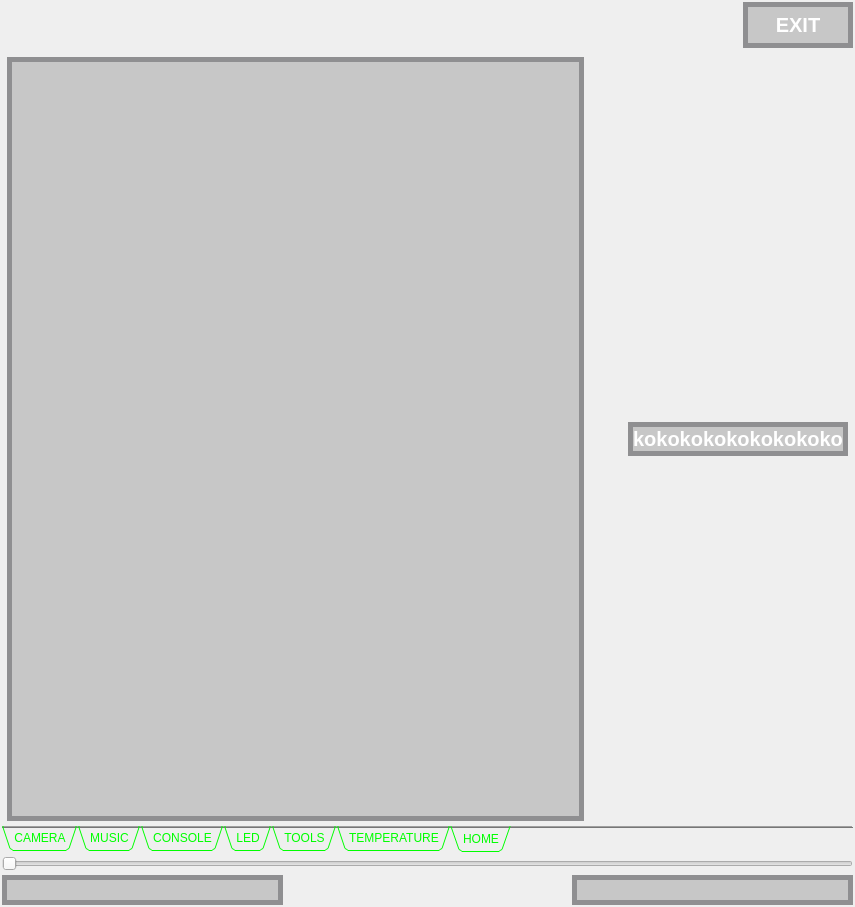
Old version of the form iDom_Client/idom_client.ui in the repository cyniu88/QT_kurs.
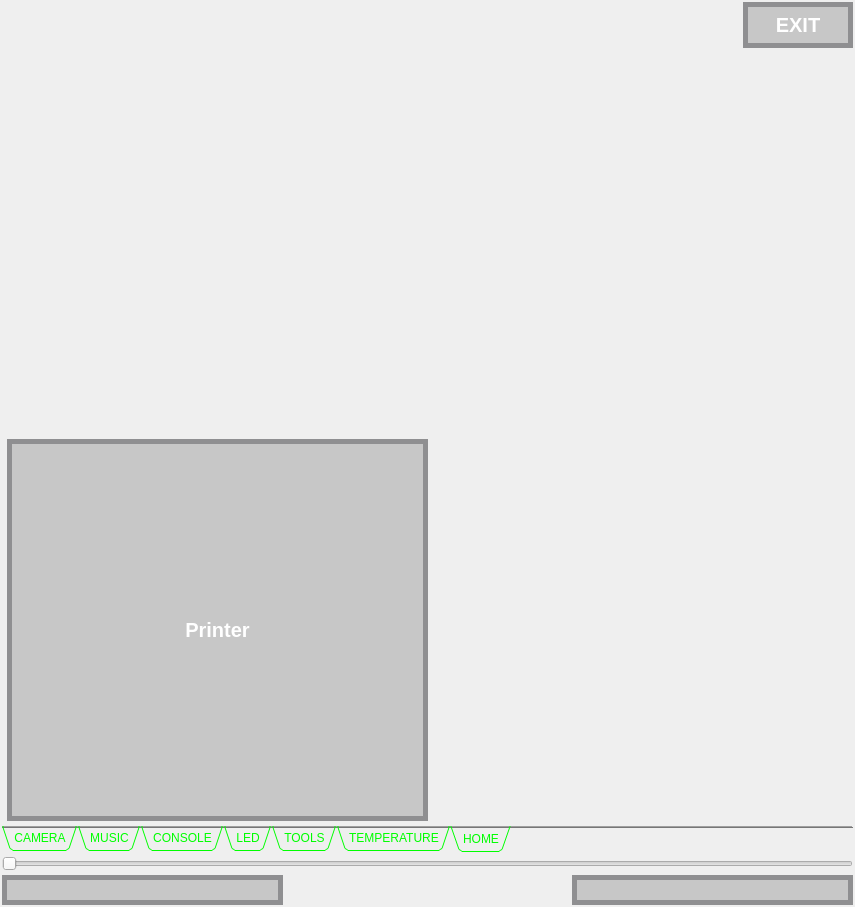
New version of the form. The open tabs and pages were chosen to show the change. Icons and pictures are not drawn. Custom widgets are drawn as their Qt base class.

The edit to the form file:
```diff
--- a/iDom_Client/idom_client.ui
+++ b/iDom_Client/idom_client.ui
@@ -2685,13 +2685,26 @@
             <rect>
              <x>0</x>
              <y>0</y>
-             <width>809</width>
-             <height>691</height>
+             <width>817</width>
+             <height>724</height>
             </rect>
            </property>
-           <layout class="QHBoxLayout" name="horizontalLayout_7">
-            <item>
-             <widget class="QPushButton" name="pushButton_22">
+           <layout class="QGridLayout" name="gridLayout_15">
+            <item row="0" column="0">
+             <spacer name="verticalSpacer_2">
+              <property name="orientation">
+               <enum>Qt::Vertical</enum>
+              </property>
+              <property name="sizeHint" stdset="0">
+               <size>
+                <width>20</width>
+                <height>40</height>
+               </size>
+              </property>
+             </spacer>
+            </item>
+            <item row="1" column="0">
+             <widget class="QToolButton" name="printer_button">
               <property name="sizePolicy">
                <sizepolicy hsizetype="Expanding" vsizetype="Expanding">
                 <horstretch>0</horstretch>
@@ -2699,24 +2712,27 @@
                </sizepolicy>
               </property>
               <property name="styleSheet">
-               <string notr="true">QPushButton {
+               <string notr="true">QToolButton {
 background-color: rgb(158, 158, 158,125);
  border: 5px solid #8f8f91;
 border-radius: 0px;
 color:white;
  font: bold 20px;
-	
-image: url(:/new/prefix1/files/svg/socketOFF.svg);
+
 }
 QPushButton:pressed {
 border:none;
 }
-QPushButton:checked{
-image: url(:/new/prefix1/files/svg/socketON.svg);
+QToolButton:checked{
 }</string>
               </property>
               <property name="text">
-               <string/>
+               <string>Printer</string>
+              </property>
+              <property name="icon">
+               <iconset resource="ikony.qrc">
+                <normaloff>:/new/prefix1/files/svg/socketOFF.svg</normaloff>
+                <normalon>:/new/prefix1/files/svg/socketON.svg</normalon>:/new/prefix1/files/svg/socketOFF.svg</iconset>
               </property>
               <property name="iconSize">
                <size>
@@ -2727,16 +2743,25 @@
               <property name="checkable">
                <bool>true</bool>
               </property>
+              <property name="popupMode">
+               <enum>QToolButton::DelayedPopup</enum>
+              </property>
+              <property name="toolButtonStyle">
+               <enum>Qt::ToolButtonTextUnderIcon</enum>
+              </property>
+              <property name="autoRaise">
+               <bool>false</bool>
+              </property>
+              <property name="arrowType">
+               <enum>Qt::NoArrow</enum>
+              </property>
              </widget>
             </item>
-            <item>
+            <item row="1" column="1">
              <spacer name="horizontalSpacer">
               <property name="orientation">
                <enum>Qt::Horizontal</enum>
               </property>
-              <property name="sizeType">
-               <enum>QSizePolicy::Preferred</enum>
-              </property>
               <property name="sizeHint" stdset="0">
                <size>
                 <width>40</width>
@@ -2745,27 +2770,6 @@
               </property>
              </spacer>
             </item>
-            <item>
-             <widget class="QPushButton" name="pushButton_27">
-              <property name="styleSheet">
-               <string notr="true">QPushButton {
-background-color: rgb(158, 158, 158,125);
- border: 5px solid #8f8f91;
-border-radius: 0px;
-color:white;
- font: bold ;
-font-size: 20px;
-}
-QPushButton:pressed {
-border:none;
-}
- </string>
-              </property>
-              <property name="text">
-               <string>kokokokokokokokoko</string>
-              </property>
-             </widget>
-            </item>
            </layout>
           </widget>
          </widget>
```
Left out of the diff: 49 changed lines with no effect on the pictures.
